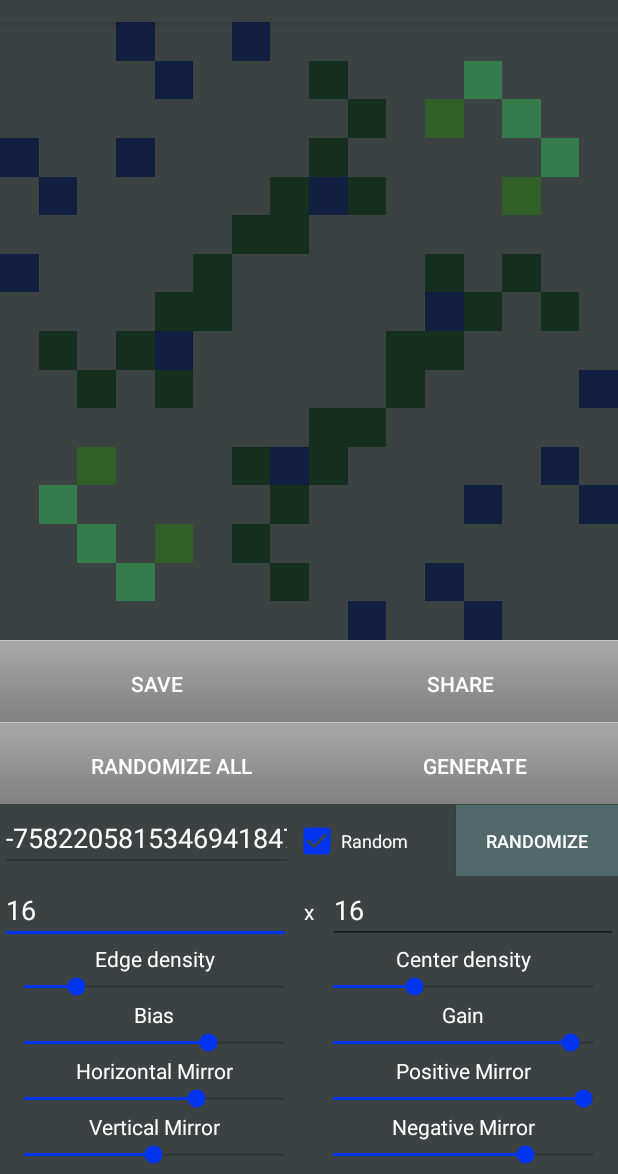
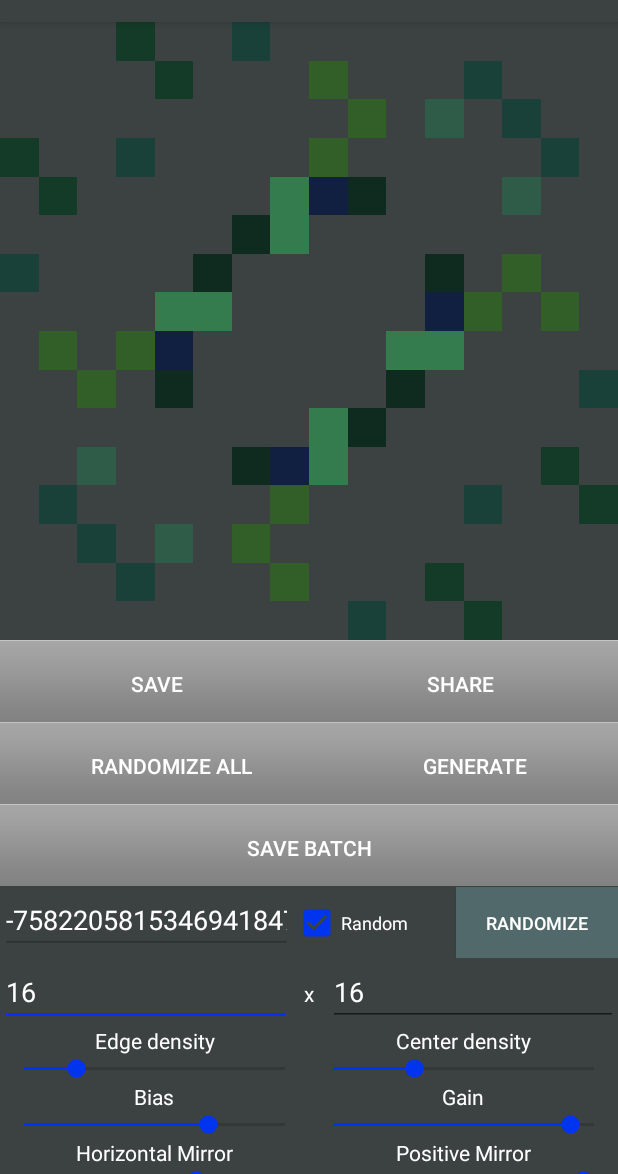
Before and after one commit to cppietime/PixelArt, an Android app: the screen it shows after launch (MainActivity), after a tap on "RANDOMIZE ALL", on a phone screen of 412 x 824 dp, the part 62-1236 px from its top. Run offline under Robolectric (Android 15) with nearby library versions, the phone set to English and light mode, and no system bars.

Commit message:
Permit batch save

```diff
--- a/app/src/main/java/com/funguscow/pixelart/MainActivity.java
+++ b/app/src/main/java/com/funguscow/pixelart/MainActivity.java
@@ -1,45 +1,41 @@
 package com.funguscow.pixelart;
 
-import androidx.annotation.NonNull;
-import androidx.appcompat.app.AlertDialog;
-import androidx.appcompat.app.AppCompatActivity;
-import androidx.core.app.ActivityCompat;
-import androidx.core.content.FileProvider;
-
-import android.Manifest;
-import android.content.DialogInterface;
 import android.content.Intent;
 import android.graphics.Bitmap;
-import android.graphics.BitmapFactory;
 import android.graphics.drawable.BitmapDrawable;
 import android.net.Uri;
 import android.os.Bundle;
-import android.provider.MediaStore;
+import android.text.InputType;
 import android.util.Log;
+import android.view.ContextThemeWrapper;
 import android.view.Menu;
 import android.view.MenuItem;
 import android.view.View;
 import android.widget.AdapterView;
 import android.widget.Button;
 import android.widget.CheckBox;
-import android.widget.CompoundButton;
 import android.widget.EditText;
 import android.widget.ImageView;
 import android.widget.SeekBar;
 import android.widget.Spinner;
 import android.widget.Toast;
 
+import androidx.annotation.NonNull;
+import androidx.appcompat.app.AlertDialog;
+import androidx.appcompat.app.AppCompatActivity;
+import androidx.core.content.FileProvider;
+
 import com.funguscow.pixelart.data.Specs;
 import com.funguscow.pixelart.data.SpriteGrid;
-import com.funguscow.pixelart.interfaces.SeekBarProgressListener;
 import com.funguscow.pixelart.interfaces.SeekBarStopListener;
 
-import java.io.ByteArrayOutputStream;
 import java.io.File;
 import java.io.FileOutputStream;
 import java.util.Random;
 
 public class MainActivity extends AppCompatActivity {
+
+    private static final int MINIMUM_SIZE = 4;
 
     private ImageView preview, colorView;
     private Bitmap sprite;
@@ -55,7 +51,7 @@ public class MainActivity extends AppCompatActivity {
 
     private Specs specState = new Specs();
 
-    private Button randomAllButton, refreshButton, saveButton, shareButton, randomSeedButton;
+    private Button randomAllButton, refreshButton, saveButton, shareButton, randomSeedButton, batchButton;
 
     @Override
     protected void onCreate(Bundle savedInstanceState) {
@@ -97,13 +93,14 @@ public class MainActivity extends AppCompatActivity {
         saveButton = findViewById(R.id.saveButton);
         shareButton = findViewById(R.id.shareButton);
         refreshButton = findViewById(R.id.refreshButton);
+        batchButton = findViewById(R.id.batchButton);
 
         sprite = Bitmap.createBitmap(16, 16, Bitmap.Config.ARGB_8888);
 
         random = new Random();
         long seed = random.nextLong();
         specState.seed = seed;
-        seedInput.setText(seed + "");
+        seedInput.setText(getString(R.string.integer, seed));
         updateSpecs(specState);
         SpriteGrid grid = new SpriteGrid(specState);
         grid.drawTo(sprite);
@@ -118,9 +115,7 @@ public class MainActivity extends AppCompatActivity {
         probSpinner.setOnItemSelectedListener(new AdapterView.OnItemSelectedListener() {
             @Override
             public void onItemSelected(AdapterView<?> parent, View view, int position, long id) {
-                runOnUiThread(() -> {
-                    probInput.setProgress((int) (1000 * specState.caProbs[position]));
-                });
+                runOnUiThread(() -> probInput.setProgress((int) (1000 * specState.caProbs[position])));
             }
 
             @Override
@@ -134,26 +129,66 @@ public class MainActivity extends AppCompatActivity {
             generate();
         });
 
-        hueInput.setOnSeekBarChangeListener((SeekBarProgressListener) (bar, progress, user) -> {
-            specState.hue = (float) progress / bar.getMax();
-            updateColorPreview();
+        hueInput.setOnSeekBarChangeListener(new SeekBar.OnSeekBarChangeListener() {
+            @Override
+            public void onProgressChanged(SeekBar bar, int progress, boolean user) {
+                specState.hue = (float) progress / bar.getMax();
+                MainActivity.this.updateColorPreview();
+            }
+
+            @Override
+            public void onStartTrackingTouch(SeekBar seekBar) {
+                runOnUiThread(() -> randomColor.setChecked(false));
+                specState.randomColor = false;
+            }
+
+            @Override
+            public void onStopTrackingTouch(SeekBar seekBar) {
+                generate();
+            }
         });
-        saturationInput.setOnSeekBarChangeListener((SeekBarProgressListener) (bar, progress, user) -> {
-            specState.saturation = (float) progress / bar.getMax();
-            updateColorPreview();
+        saturationInput.setOnSeekBarChangeListener(new SeekBar.OnSeekBarChangeListener() {
+            @Override
+            public void onProgressChanged(SeekBar bar, int progress, boolean user) {
+                specState.saturation = (float) progress / bar.getMax();
+                MainActivity.this.updateColorPreview();
+            }
+
+            @Override
+            public void onStartTrackingTouch(SeekBar seekBar) {
+                runOnUiThread(() -> randomColor.setChecked(false));
+                specState.randomColor = false;
+            }
+
+            @Override
+            public void onStopTrackingTouch(SeekBar seekBar) {
+                generate();
+            }
         });
-        valueInput.setOnSeekBarChangeListener((SeekBarProgressListener) (bar, progress, user) -> {
-            specState.value = (float) progress / bar.getMax();
-            updateColorPreview();
+        valueInput.setOnSeekBarChangeListener(new SeekBar.OnSeekBarChangeListener() {
+            @Override
+            public void onProgressChanged(SeekBar bar, int progress, boolean user) {
+                specState.value = (float) progress / bar.getMax();
+                MainActivity.this.updateColorPreview();
+            }
+
+            @Override
+            public void onStartTrackingTouch(SeekBar seekBar) {
+                runOnUiThread(() -> randomColor.setChecked(false));
+                specState.randomColor = false;
+            }
+
+            @Override
+            public void onStopTrackingTouch(SeekBar seekBar) {
+                generate();
+            }
         });
 
         randomSeed.setOnCheckedChangeListener((view, checked) -> {
             specState.randomSeed = checked;
             runOnUiThread(() -> seedInput.setEnabled(!checked));
         });
-        randomColor.setOnCheckedChangeListener((view, checked) -> {
-            specState.randomColor = checked;
-        });
+        randomColor.setOnCheckedChangeListener((view, checked) -> specState.randomColor = checked);
 
         SeekBarStopListener generalListener = (bar) -> generate();
         edgeInput.setOnSeekBarChangeListener(generalListener);
@@ -169,9 +204,7 @@ public class MainActivity extends AppCompatActivity {
 
         randomSeedButton.setOnClickListener((button) -> {
             if (!specState.randomSeed) {
-                runOnUiThread(() -> {
-                    seedInput.setText(random.nextLong() + "");
-                });
+                runOnUiThread(() -> seedInput.setText(getString(R.string.integer, random.nextLong())));
             }
             generate();
         });
@@ -181,19 +214,14 @@ public class MainActivity extends AppCompatActivity {
             generate();
         });
 
-        shareButton.setOnClickListener((button) -> {
-            share();
-        });
+        shareButton.setOnClickListener((button) -> share());
 
-        refreshButton.setOnClickListener((button) -> {
-            generate();
-        });
+        refreshButton.setOnClickListener((button) -> generate());
 
-        saveButton.setOnClickListener((button) -> {
-            Utils.saveBitmap(sprite, this, "com.funguscow.pixelart");
-        });
+        saveButton.setOnClickListener((button) -> Utils.saveBitmap(sprite, this, "PixelSprites", "PixelArt_" + System.currentTimeMillis(), true));
 
-        ActivityCompat.requestPermissions(this, new String[]{Manifest.permission.WRITE_EXTERNAL_STORAGE}, 1);
+        batchButton.setOnClickListener(button -> promptSaveBatch());
+
     }
 
     @Override
@@ -212,23 +240,25 @@ public class MainActivity extends AppCompatActivity {
 
             });
             AlertDialog dialog = builder.create();
-            dialog.setOnShowListener((di) -> {
-                dialog.getButton(AlertDialog.BUTTON_POSITIVE).setTextColor(getResources().getColor(R.color.colorPrimaryDark));
-            });
+            dialog.setOnShowListener((di) -> dialog.getButton(AlertDialog.BUTTON_POSITIVE).setTextColor(getResources().getColor(R.color.colorPrimaryDark)));
             dialog.show();
             return true;
-        }
-        else if(item.getItemId() == R.id.source) {
+        } else if (item.getItemId() == R.id.source) {
             Intent browserIntent = new Intent(Intent.ACTION_VIEW, Uri.parse("https://github.com/cppietime/PixelArt"));
             startActivity(browserIntent);
         }
         return super.onOptionsItemSelected(item);
     }
 
+    @SuppressWarnings("unused")
     private void share() {
         try {
             File imagesFolder = new File(getCacheDir(), "images");
-            imagesFolder.mkdirs();
+            if (!imagesFolder.exists()) {
+                if( !imagesFolder.mkdirs() ) {
+                    Log.e("Pixelart", "Could not create directory");
+                }
+            }
             File cacheFile = new File(imagesFolder, "shared_image.png");
             FileOutputStream fos = new FileOutputStream(cacheFile);
             sprite.compress(Bitmap.CompressFormat.PNG, 100, fos);
@@ -264,7 +294,7 @@ public class MainActivity extends AppCompatActivity {
         try {
             return Integer.parseInt(text.getText().toString());
         } catch (NumberFormatException e) {
-            return 1;
+            return 0;
         }
     }
 
@@ -274,9 +304,25 @@ public class MainActivity extends AppCompatActivity {
 
     private void updateSpecs(Specs specs) {
         specs.width = intOf(widthInput);
+        if (specs.width < MINIMUM_SIZE) {
+            specs.width = MINIMUM_SIZE;
+            widthInput.setText(getString(R.string.integer, MINIMUM_SIZE));
+        }
         specs.height = intOf(heightInput);
+        if (specs.height < MINIMUM_SIZE) {
+            specs.height = MINIMUM_SIZE;
+            heightInput.setText(getString(R.string.integer, MINIMUM_SIZE));
+        }
         specs.colors = intOf(colorsInput);
+        if (specs.colors < 1) {
+            specs.colors = 1;
+            colorsInput.setText(getString(R.string.integer, 1));
+        }
         specs.seeds = intOf(seedsInput);
+        if (specs.seeds < 1) {
+            specs.seeds = 1;
+            seedsInput.setText(getString(R.string.integer, 1));
+        }
 
         specs.randomSeed = randomSeed.isChecked();
         specs.seed = Long.parseLong(seedInput.getText().toString());
@@ -308,10 +354,10 @@ public class MainActivity extends AppCompatActivity {
 
         runOnUiThread(() -> {
 
-            colorsInput.setText(1 + random.nextInt(10) + "");
-            seedsInput.setText(2 + random.nextInt(10) + "");
+            colorsInput.setText(getString(R.string.integer, 1 + random.nextInt(10)));
+            seedsInput.setText(getString(R.string.integer, 2 + random.nextInt(10)));
 
-            seedInput.setText(random.nextLong() + "");
+            seedInput.setText(getString(R.string.integer, random.nextLong()));
 
             int edge = random.nextInt(500);
             edgeInput.setProgress(edge);
@@ -335,10 +381,10 @@ public class MainActivity extends AppCompatActivity {
         });
     }
 
-    private void generate() {
+    private void preGenerate() {
         if (specState.randomSeed) {
             long seed = random.nextLong();
-            runOnUiThread(() -> seedInput.setText(seed + ""));
+            runOnUiThread(() -> seedInput.setText(getString(R.string.integer, seed)));
         }
 
         if (specState.randomColor) {
@@ -355,9 +401,55 @@ public class MainActivity extends AppCompatActivity {
         if (specState.width != sprite.getWidth() || specState.height != sprite.getHeight()) {
             recreateBitmap();
         }
+    }
+
+    private void generate() {
+        preGenerate();
 
         SpriteGrid grid = new SpriteGrid(specState);
         grid.drawTo(sprite);
 
     }
+
+    private void promptSaveBatch() {
+        AlertDialog.Builder builder = new AlertDialog.Builder(new ContextThemeWrapper(this, R.style.Dialog));
+        final EditText numberInput = new EditText(this);
+        numberInput.setInputType(InputType.TYPE_CLASS_NUMBER);
+        numberInput.setHint(R.string.batch_hint);
+        numberInput.setText("1");
+        builder.setView(numberInput);
+        builder.setTitle(R.string.batch_title);
+        builder.setNegativeButton("Cancel", (dialog, which) -> {
+
+        });
+        builder.setPositiveButton("Save", (dialog, which) -> {
+            int size;
+            try {
+                size = Integer.parseInt(numberInput.getText().toString());
+                size = Math.max(size, 1);
+                saveBatch(size);
+            } catch (Exception e) {
+                runOnUiThread(() ->
+                Toast.makeText(MainActivity.this, "Enter an integer", Toast.LENGTH_LONG).show());
+            }
+        });
+        builder.show();
+    }
+
+    private void saveBatch(int size) {
+        preGenerate();
+
+        SpriteGrid grid = new SpriteGrid(specState);
+        String base = "PixelArtBatch_" + System.currentTimeMillis() + "_";
+        int successful = 0;
+        for (int i = 0; i < size; i++) {
+            grid.drawTo(sprite);
+            if (Utils.saveBitmap(sprite, this, "PixelSprites", base + i, false)) {
+                successful++;
+            }
+        }
+        final int worked = successful;
+        runOnUiThread(() ->
+                Toast.makeText(this, "Saved " + worked + " out of " + size + " images!", Toast.LENGTH_LONG).show());
+    }
 }
--- a/app/src/main/java/com/funguscow/pixelart/data/SpriteGrid.java
+++ b/app/src/main/java/com/funguscow/pixelart/data/SpriteGrid.java
@@ -7,7 +7,6 @@ import com.funguscow.pixelart.Utils;
 
 import java.util.ArrayDeque;
 import java.util.Deque;
-import java.util.Queue;
 import java.util.Random;
 
 public class SpriteGrid {
@@ -25,7 +24,6 @@ public class SpriteGrid {
         width = this.specs.width;
         height = this.specs.height;
         grid = new int[height * width];
-        palette = new int[specs.colors];
         random = new Random(specs.seed);
     }
 
@@ -51,6 +49,7 @@ public class SpriteGrid {
     }
 
     private void populatePalette() {
+        palette = new int[specs.colors];
         palette[0] = Utils.HSV_to_ARGB(specs.hue, specs.saturation, specs.value);
         for (int i = 1; i < palette.length; i++) {
             float h = (float) random.nextGaussian() * 0.1f + specs.hue;
@@ -114,7 +113,7 @@ public class SpriteGrid {
 
     private void colorize() {
         Deque<Integer> frontier = new ArrayDeque<>();
-        for (int i = 0; i < specs.colors; i++) {
+        for (int i = 0; i < specs.seeds; i++) {
             int index = random.nextInt(width * height);
             int color = palette[random.nextInt(palette.length)];
             int old = grid[index];
--- a/app/src/main/res/layout/activity_main.xml
+++ b/app/src/main/res/layout/activity_main.xml
@@ -84,6 +84,21 @@
                         android:layout_height="wrap_content"
                         android:layout_weight="1"
                         android:text="@string/refresh" />
+                </LinearLayout>
+
+                <LinearLayout
+                    style="@android:style/ButtonBar"
+                    android:layout_width="match_parent"
+                    android:layout_height="match_parent"
+                    android:orientation="horizontal">
+
+                    <Button
+                        android:id="@+id/batchButton"
+                        style="@style/Widget.AppCompat.Button.Borderless"
+                        android:layout_width="0dp"
+                        android:layout_height="wrap_content"
+                        android:layout_weight="1"
+                        android:text="@string/batch" />
                 </LinearLayout>
 
                 <LinearLayout
--- a/app/src/main/res/values/strings.xml
+++ b/app/src/main/res/values/strings.xml
@@ -1,10 +1,15 @@
 <resources>
+    <string name="integer">%d</string>
     <string name="app_name">Pixel Sprite Maker</string>
 
     <string name="save">Save</string>
     <string name="share">Share</string>
     <string name="random_all">Randomize All</string>
     <string name="refresh">Generate</string>
+    <string name="batch">Save Batch</string>
+
+    <string name="batch_title">Batch size</string>
+    <string name="batch_hint">Number of images to save</string>
 
     <string name="width_hint">Width (px)</string>
     <string name="height_hint">Height (px)</string>
@@ -57,6 +62,7 @@ You can use "Base color" to control a base or thematic color for the palette, or
 "Randomize All" will randomly select nearly all parameters and generate a new image.\n
 "Generate" will only update the seed and color if they are set to random, and will create the image for the given parameters.\n
 Hit the Generate button to create an image that matches your specified parameters.\n
+Saving a batch generates a series of images and saves them all to your gallery.\n
 Feel free to goto the source code from the menu to see the internal workings for yourself!
     </string>
 
--- a/app/src/main/res/values/styles.xml
+++ b/app/src/main/res/values/styles.xml
@@ -26,4 +26,8 @@
         <item name="android:background">@color/button_bg</item>
     </style>
 
+    <style name="Dialog" parent="Theme.AppCompat.Dialog">
+        <item name="android:textColor">@color/colorPrimaryDark</item>
+    </style>
+
 </resources>
```
Also changed, not shown: app/src/main/java/com/funguscow/pixelart/Utils.java (+31 -14 lines), 1 other file.
